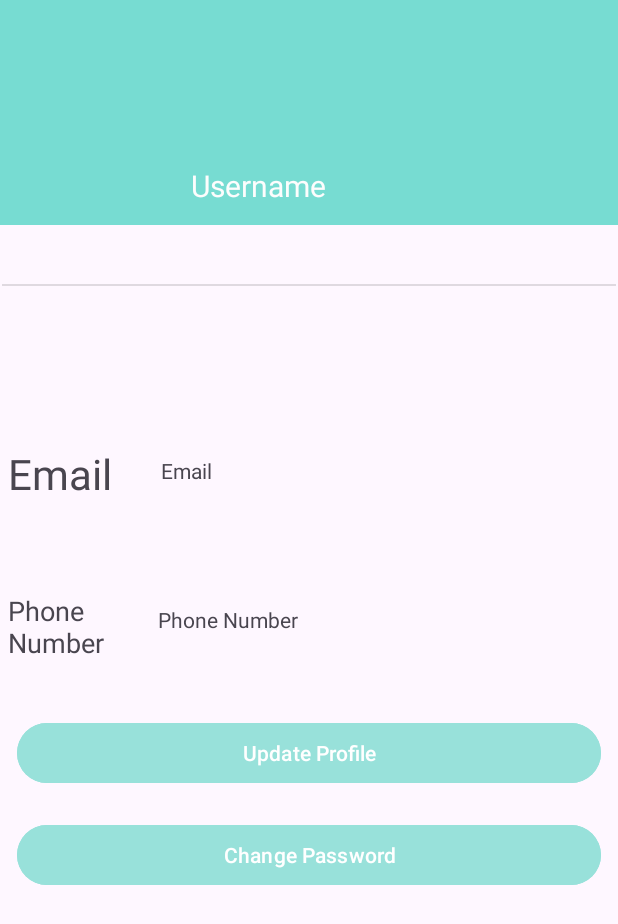
After one commit to ThanhLong19/PRM392_Project, an Android app: the AccountActivity screen opened directly, with no data from a screen before it, on a phone screen of 412 x 824 dp. The commit adds this screen. Shown: the top 924 px of the screen. Run offline under Robolectric (Android 15) with nearby library versions, the phone set to English and light mode, and no system bars; our stand-ins replace Room's generated code; 1 statement that could not run was skipped.

Commit message:
Update view profile screen

```diff
--- a/app/src/main/AndroidManifest.xml
+++ b/app/src/main/AndroidManifest.xml
@@ -1,6 +1,6 @@
 <?xml version="1.0" encoding="utf-8"?>
 <manifest xmlns:android="http://schemas.android.com/apk/res/android"
-    xmlns:tools="http://schemas.android.com/tools">
+    xmlns:tools="http://schemas.android.com/tools" >
 
     <application
         android:allowBackup="true"
@@ -11,7 +11,10 @@
         android:roundIcon="@mipmap/ic_launcher_round"
         android:supportsRtl="true"
         android:theme="@style/Theme.Project_PRM392"
-        tools:targetApi="31">
+        tools:targetApi="31" >
+        <activity
+            android:name=".AccountActivity"
+            android:exported="false" />
         <activity
             android:name=".HomeActivity"
             android:exported="false" />
@@ -23,7 +26,7 @@
             android:exported="false" />
         <activity
             android:name=".LoginActivity"
-            android:exported="true">
+            android:exported="true" >
             <intent-filter>
                 <action android:name="android.intent.action.MAIN" />
 
--- /dev/null
+++ b/app/src/main/java/com/project_prm392/AccountActivity.java
@@ -0,0 +1,49 @@
+package com.project_prm392;
+
+import android.content.Intent;
+import android.os.Bundle;
+import android.view.View;
+import android.widget.Button;
+import android.widget.TextView;
+import android.widget.Toast;
+
+import androidx.appcompat.app.AppCompatActivity;
+
+import com.project_prm392.Entity.User;
+import com.project_prm392.RoomDB.RoomDB;
+import com.project_prm392.RoomDB.UserDAO;
+
+public class AccountActivity extends AppCompatActivity {
+
+    @Override
+    protected void onCreate(Bundle savedInstanceState) {
+        super.onCreate(savedInstanceState);
+        setContentView(R.layout.activity_account);
+
+        TextView usernameTextView = findViewById(R.id.usernameText);
+        TextView emailTextView = findViewById(R.id.emailText);
+        TextView phoneTextView = findViewById(R.id.phoneText);
+        Button updateButton = findViewById(R.id.updateButton);
+        Button changePasswordButton = findViewById(R.id.changePassword);
+
+        RoomDB db = RoomDB.getInstance(getApplicationContext());
+        UserDAO userDAO = db.userDAO();
+        new Thread(() -> {
+            Intent i = getIntent();
+            User u = userDAO.getUserById(Integer.parseInt(i.getStringExtra("userID")));
+            if (u != null) {
+                usernameTextView.setText(u.getUserName());
+                emailTextView.setText(u.getEmail());
+                phoneTextView.setText(u.getPhoneNumber());
+            }
+        }).start();
+
+        updateButton.setOnClickListener(v -> {
+            startActivity(new Intent(AccountActivity.this, UpdateProfileActivity.class));
+        });
+
+        changePasswordButton.setOnClickListener(v -> {
+            startActivity(new Intent(this, ChangePasswordActivity.class));
+        });
+    }
+}
--- a/app/src/main/java/com/project_prm392/LoginActivity.java
+++ b/app/src/main/java/com/project_prm392/LoginActivity.java
@@ -32,8 +32,6 @@ public class LoginActivity extends AppCompatActivity {
         loginButton.setOnClickListener(v -> {
             String username = usernameEditText.getText().toString();
             String password = passwordEditText.getText().toString();
-            // TODO: Add your login logic here
-
             if (username.isEmpty()) {
                 usernameEditText.setError("Username cannot be empty");
             } else if (password.isEmpty()) {
@@ -49,6 +47,7 @@ public class LoginActivity extends AppCompatActivity {
                         SessionManager sessionManager = new SessionManager(getApplicationContext());
                         sessionManager.setLoggedIn(true);
                         Intent i = new Intent(LoginActivity.this, HomeActivity.class);
+                        i.putExtra("userID", u.getUserId());
                         startActivity(i);
                     }
                 }).start();
--- /dev/null
+++ b/app/src/main/res/layout/activity_account.xml
@@ -0,0 +1,129 @@
+<?xml version="1.0" encoding="utf-8"?>
+<androidx.constraintlayout.widget.ConstraintLayout xmlns:android="http://schemas.android.com/apk/res/android"
+    xmlns:app="http://schemas.android.com/apk/res-auto"
+    xmlns:tools="http://schemas.android.com/tools"
+    android:layout_width="match_parent"
+    android:layout_height="match_parent"
+    tools:context=".AccountActivity">
+
+    <androidx.constraintlayout.widget.ConstraintLayout
+        android:id="@+id/constraintLayout"
+        android:layout_width="match_parent"
+        android:layout_height="150dp"
+        android:background="#77DCD2"
+        app:layout_constraintEnd_toEndOf="parent"
+        app:layout_constraintStart_toStartOf="parent"
+        app:layout_constraintTop_toTopOf="parent">
+
+        <TextView
+            android:id="@+id/usernameText"
+            android:layout_width="180dp"
+            android:layout_height="34dp"
+            android:text="@string/username"
+            android:textColor="#FDFDFD"
+            android:textSize="20sp"
+            app:layout_constraintBottom_toBottomOf="parent"
+            app:layout_constraintEnd_toEndOf="parent"
+            app:layout_constraintHorizontal_bias="0.549"
+            app:layout_constraintStart_toStartOf="parent"
+            app:layout_constraintTop_toTopOf="parent"
+            app:layout_constraintVertical_bias="0.948" />
+    </androidx.constraintlayout.widget.ConstraintLayout>
+
+    <View
+        android:id="@+id/divider2"
+        android:layout_width="409dp"
+        android:layout_height="1dp"
+        android:background="?android:attr/listDivider"
+        app:layout_constraintBottom_toBottomOf="parent"
+        app:layout_constraintEnd_toEndOf="parent"
+        app:layout_constraintStart_toStartOf="parent"
+        app:layout_constraintTop_toBottomOf="@+id/constraintLayout"
+        app:layout_constraintVertical_bias="0.058" />
+
+    <LinearLayout
+        android:layout_width="409dp"
+        android:layout_height="511dp"
+        android:orientation="vertical"
+        app:layout_constraintBottom_toBottomOf="parent"
+        app:layout_constraintEnd_toEndOf="parent"
+        app:layout_constraintStart_toStartOf="parent"
+        app:layout_constraintTop_toBottomOf="@+id/divider2">
+
+        <androidx.constraintlayout.widget.ConstraintLayout
+            android:layout_width="match_parent"
+            android:layout_height="98dp"
+            android:layout_marginTop="20dp">
+
+            <TextView
+                android:id="@+id/emailText"
+                android:layout_width="298dp"
+                android:layout_height="32dp"
+                android:ems="10"
+                android:text="@string/email"
+                app:layout_constraintBottom_toBottomOf="parent"
+                app:layout_constraintEnd_toEndOf="parent"
+                app:layout_constraintHorizontal_bias="0.772"
+                app:layout_constraintStart_toEndOf="@+id/emailTextView"
+                app:layout_constraintTop_toTopOf="parent"
+                app:layout_constraintVertical_bias="0.487" />
+
+            <TextView
+                android:id="@+id/emailTextView"
+                android:layout_width="85dp"
+                android:layout_height="54dp"
+                android:layout_marginStart="4dp"
+                android:text="@string/email"
+                android:textSize="28sp"
+                app:layout_constraintBottom_toBottomOf="parent"
+                app:layout_constraintStart_toStartOf="parent"
+                app:layout_constraintTop_toTopOf="parent"
+                app:layout_constraintVertical_bias="0.555" />
+        </androidx.constraintlayout.widget.ConstraintLayout>
+        <androidx.constraintlayout.widget.ConstraintLayout
+            android:layout_width="match_parent"
+            android:layout_height="98dp">
+
+            <TextView
+                android:id="@+id/phoneText"
+                android:layout_width="298dp"
+                android:layout_height="32dp"
+                android:ems="10"
+                android:text="@string/phone_number"
+                app:layout_constraintBottom_toBottomOf="parent"
+                app:layout_constraintEnd_toEndOf="parent"
+                app:layout_constraintHorizontal_bias="0.681"
+                app:layout_constraintStart_toEndOf="@+id/phoneTextView"
+                app:layout_constraintTop_toTopOf="parent"
+                app:layout_constraintVertical_bias="0.504" />
+
+            <TextView
+                android:id="@+id/phoneTextView"
+                android:layout_width="85dp"
+                android:layout_height="54dp"
+                android:layout_marginStart="4dp"
+                android:text="@string/phone_number"
+                android:textSize="18sp"
+                app:layout_constraintBottom_toBottomOf="parent"
+                app:layout_constraintStart_toStartOf="parent"
+                app:layout_constraintTop_toTopOf="parent"
+                app:layout_constraintVertical_bias="0.555" />
+        </androidx.constraintlayout.widget.ConstraintLayout>
+
+        <Button
+            android:id="@+id/updateButton"
+            android:layout_width="match_parent"
+            android:layout_height="wrap_content"
+            android:layout_margin="10dp"
+            android:backgroundTint="#98E1DA"
+            android:text="@string/update_profile" />
+
+        <Button
+            android:layout_width="match_parent"
+            android:layout_height="wrap_content"
+            android:id="@+id/changePassword"
+            android:layout_margin="10dp"
+            android:backgroundTint="#98E1DA"
+            android:text="@string/change_password"/>
+    </LinearLayout>
+</androidx.constraintlayout.widget.ConstraintLayout>
--- a/app/src/main/res/values/strings.xml
+++ b/app/src/main/res/values/strings.xml
@@ -11,4 +11,6 @@
     <string name="back">\u003C Back</string>
     <string name="forgot_password_title">Forgot Password</string>
     <string name="reset_password">Reset Password</string>
+    <string name="update_profile">Update Profile</string>
+    <string name="change_password">Change Password</string>
 </resources>
```
